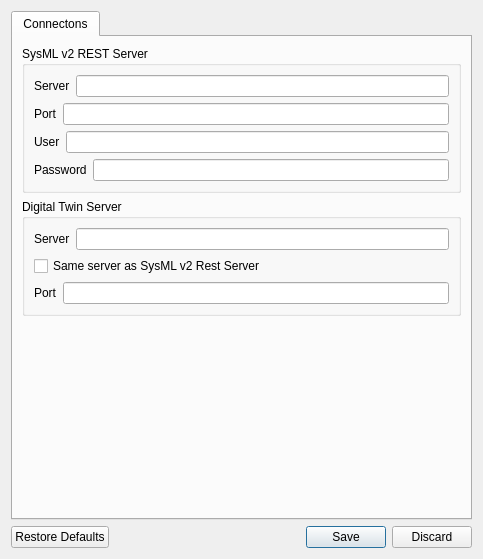
Qt form CppDigitalTwin/DTClient/ui/SettingsDialog.ui (Protestator-Research/Digital-Twin) before a commit.
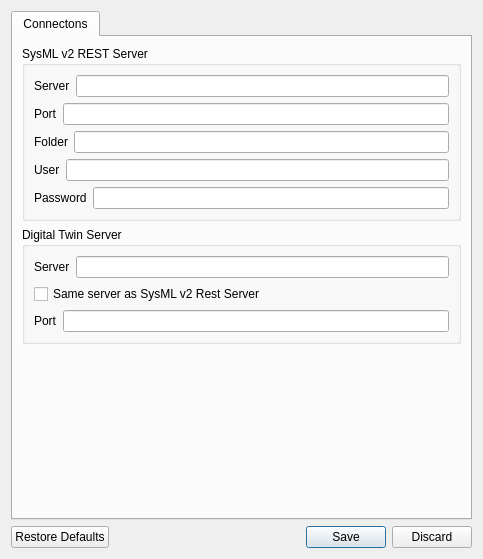
The same form after that commit.

```diff
--- a/CppDigitalTwin/DTClient/ui/SettingsDialog.ui
+++ b/CppDigitalTwin/DTClient/ui/SettingsDialog.ui
@@ -64,6 +64,26 @@
             </item>
            </layout>
           </item>
+          <item>
+           <layout class="QHBoxLayout" name="horizontalLayout_7">
+            <item>
+             <widget class="QLabel" name="label_7">
+              <property name="text">
+               <string>Folder</string>
+              </property>
+             </widget>
+            </item>
+            <item>
+             <widget class="QLineEdit" name="FolderLineEdit">
+              <property name="font">
+               <font>
+                <family>.AppleSystemUIFont</family>
+               </font>
+              </property>
+             </widget>
+            </item>
+           </layout>
+          </item>
           <item>
            <layout class="QHBoxLayout" name="horizontalLayout">
             <item>
```
